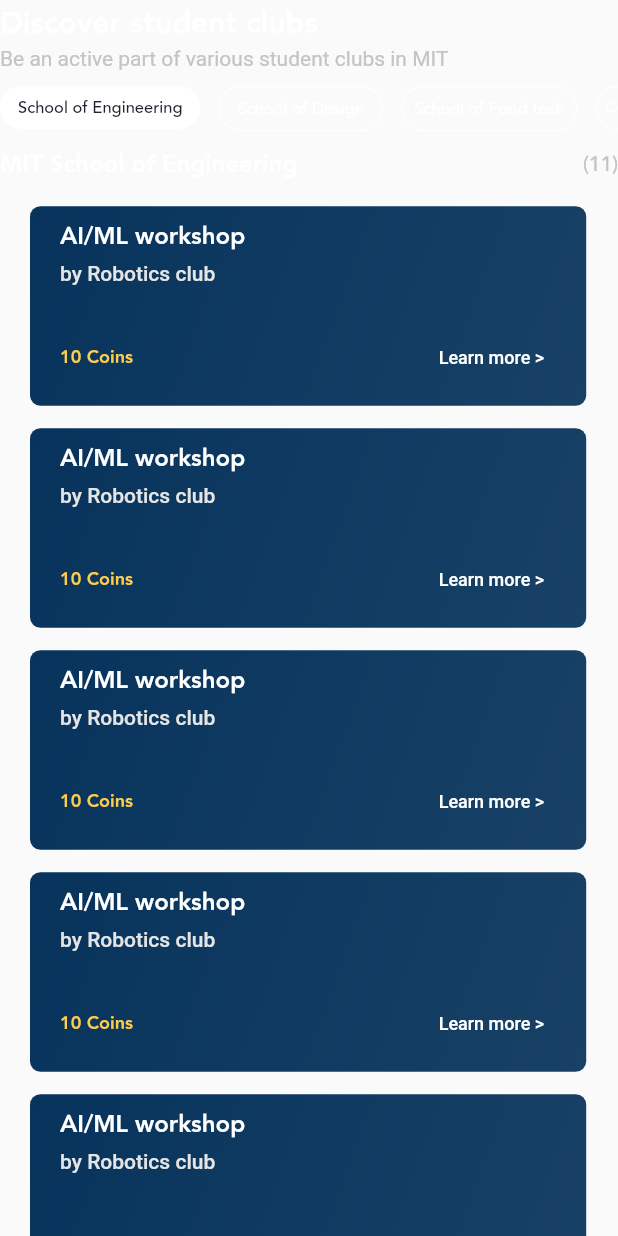
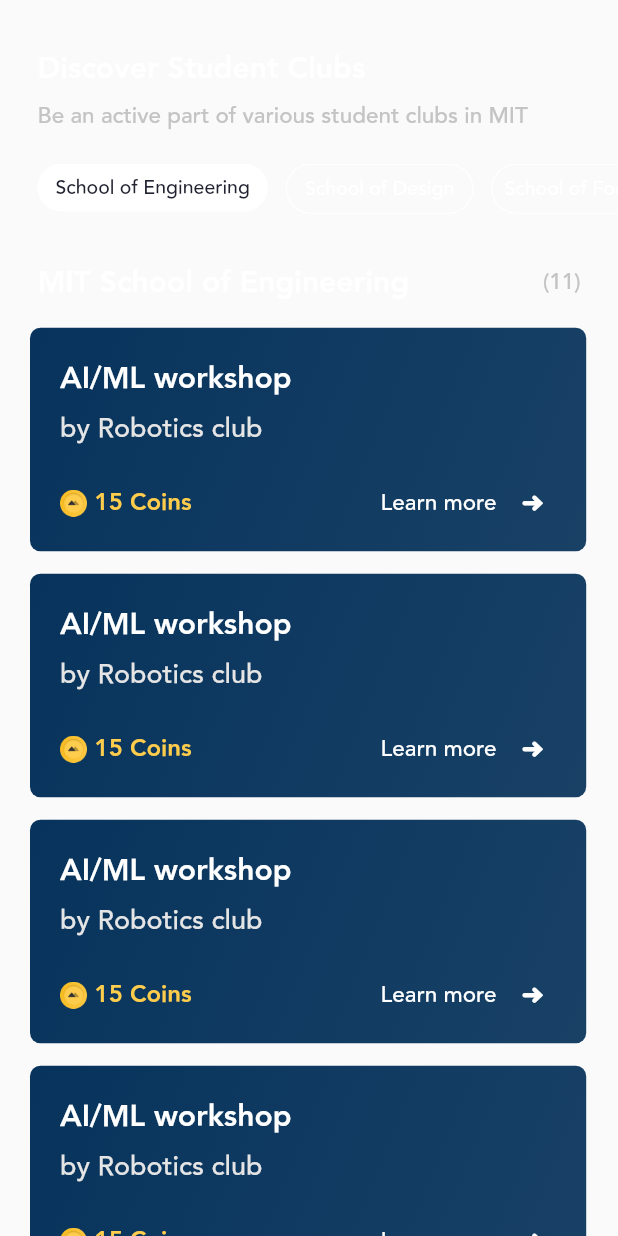
Before and after one commit to AayushK11/MIT-Coin, a Flutter app: the ClubsTab widget shown alone on an empty page, opened directly, on a phone screen of 412 x 824 dp. Run offline on Flutter 3.47's test engine with Material 2 defaults, Android fonts, the phone set to English and light mode, and no system bars; our stand-ins replace page_transition; network calls fail.

Commit message:
Clubs Tab

```diff
--- a/Frontend/mit_coin_app/lib/Screens/clubs_tab.dart
+++ b/Frontend/mit_coin_app/lib/Screens/clubs_tab.dart
@@ -17,8 +17,13 @@
         child: Column(
           crossAxisAlignment: CrossAxisAlignment.start,
           children: [
-            Text(
-              "Discover student clubs",
+            Container(
+              padding: EdgeInsets.only(top: 10, bottom: 5),
+              width: MediaQuery.of(context).size.width,
+              child: Container(
+                padding: EdgeInsets.fromLTRB(25, 20, 10, 0),
+                child: Text(
+                  "Discover Student Clubs",
                   style: TextStyle(
                     color: Colors.white,
                     fontSize: 20,
@@ -26,20 +31,28 @@
                     fontWeight: FontWeight.w800,
                   ),
                 ),
-            SizedBox(
+              ),
+            ),
+            Container(
+              padding: EdgeInsets.only(bottom: 20),
+              width: MediaQuery.of(context).size.width,
+              child: SizedBox(
                 width: 305,
+                child: Container(
+                  padding: EdgeInsets.fromLTRB(25, 0, 10, 0),
                   child: Text(
                     "Be an active part of various student clubs in MIT",
                     style: TextStyle(
                       color: Color(0xffc4c4c4),
-                  fontSize: 14,
+                      fontFamily: "Avenir",
+                      fontSize: 15,
+                    ),
+                  ),
                 ),
               ),
             ),
             Container(
-              margin: EdgeInsets.symmetric(
-                vertical: 10,
-              ),
+              margin: EdgeInsets.only(bottom: 30),
               child: SingleChildScrollView(
                 child: Row(
                   mainAxisSize: MainAxisSize.min,
@@ -47,6 +60,7 @@
                   crossAxisAlignment: CrossAxisAlignment.start,
                   children: [
                     Container(
+                      margin: EdgeInsets.only(left: 25),
                       decoration: BoxDecoration(
                         borderRadius: BorderRadius.circular(47),
                         color: Colors.white,
@@ -64,7 +78,7 @@
                             "School of Engineering",
                             style: TextStyle(
                               color: Color(0xff212230),
-                              fontSize: 11,
+                              fontSize: 13,
                               fontFamily: "Avenir",
                               fontWeight: FontWeight.w500,
                             ),
@@ -94,7 +108,7 @@
                             "School of Design",
                             style: TextStyle(
                               color: Colors.white,
-                              fontSize: 11,
+                              fontSize: 13,
                               fontFamily: "Avenir",
                               fontWeight: FontWeight.w500,
                             ),
@@ -124,7 +138,7 @@
                             "School of Food tech",
                             style: TextStyle(
                               color: Colors.white,
-                              fontSize: 11,
+                              fontSize: 13,
                               fontFamily: "Avenir",
                               fontWeight: FontWeight.w500,
                             ),
@@ -151,7 +165,7 @@
                             "College of Fine Arts",
                             style: TextStyle(
                               color: Colors.white,
-                              fontSize: 10,
+                              fontSize: 13,
                               fontFamily: "Avenir",
                               fontWeight: FontWeight.w500,
                             ),
@@ -159,6 +173,7 @@
                         ],
                       ),
                     ),
+                    SizedBox(width: 20),
                   ],
                 ),
                 scrollDirection: Axis.horizontal,
@@ -167,22 +182,28 @@
             Row(
               mainAxisAlignment: MainAxisAlignment.spaceBetween,
               children: [
-                Text(
+                Container(
+                  margin: EdgeInsets.only(left: 25),
+                  child: Text(
                     "MIT School of Engineering",
                     style: TextStyle(
                       color: Colors.white,
-                    fontSize: 16,
+                      fontSize: 20,
                       fontFamily: "Avenir",
                       fontWeight: FontWeight.w800,
                     ),
                   ),
-                Text(
+                ),
+                Container(
+                  margin: EdgeInsets.only(right: 25),
+                  child: Text(
                     "(11)",
                     style: TextStyle(
                       color: Color(0xffc4c4c4),
-                    fontSize: 14,
+                      fontSize: 15,
                       fontFamily: "Avenir",
                       fontWeight: FontWeight.w500,
+                    ),
                   ),
                 ),
               ],
@@ -240,13 +261,16 @@
               mainAxisAlignment: MainAxisAlignment.start,
               crossAxisAlignment: CrossAxisAlignment.start,
               children: [
-                Text(
+                Container(
+                  margin: EdgeInsets.only(top: 10),
+                  child: Text(
                     "AI/ML workshop",
                     style: TextStyle(
                       color: Colors.white,
-                    fontSize: 16,
+                      fontSize: 20,
                       fontFamily: "Avenir",
                       fontWeight: FontWeight.w800,
+                    ),
                   ),
                 ),
                 SizedBox(height: 4),
@@ -254,31 +278,61 @@
                   "by Robotics club",
                   style: TextStyle(
                     color: Color(0xffe5e5e5),
-                    fontSize: 14,
+                    fontSize: 18,
+                    fontFamily: "Avenir",
                   ),
                 ),
               ],
             ),
-            SizedBox(height: 24),
+            SizedBox(height: 12),
             Row(
               mainAxisAlignment: MainAxisAlignment.spaceBetween,
               children: [
-                Text(
-                  "10 Coins",
+                Container(
+                  child: (Row(
+                    mainAxisSize: MainAxisSize.max,
+                    mainAxisAlignment: MainAxisAlignment.spaceBetween,
+                    crossAxisAlignment: CrossAxisAlignment.center,
+                    children: [
+                      Container(
+                        width: 18,
+                        height: 18,
+                        child: Column(
+                          mainAxisSize: MainAxisSize.min,
+                          mainAxisAlignment: MainAxisAlignment.center,
+                          crossAxisAlignment: CrossAxisAlignment.center,
+                          children: [
+                            Image.asset(
+                              'assets/images/LogoFlat.png',
+                              fit: BoxFit.contain,
+                            ),
+                          ],
+                        ),
+                      ),
+                      SizedBox(width: 5),
+                      Container(
+                        alignment: Alignment.centerLeft,
+                        child: Text(
+                          "15 Coins",
                           style: TextStyle(
                             color: Color(0xffffcd4c),
-                    fontSize: 12,
+                            fontSize: 16,
                             fontFamily: "Avenir",
                             fontWeight: FontWeight.w800,
                           ),
                         ),
+                      ),
+                    ],
+                  )),
+                ),
                 TextButton(
                     onPressed: null,
                     child: Text(
-                      "Learn more >",
+                      "Learn more    ➜",
                       style: TextStyle(
                         color: Colors.white,
-                        fontSize: 12,
+                        fontFamily: "Avenir",
+                        fontSize: 15,
                       ),
                     ))
               ],
--- a/Frontend/mit_coin_app/lib/Screens/splash_screen.dart
+++ b/Frontend/mit_coin_app/lib/Screens/splash_screen.dart
@@ -16,7 +16,7 @@
   @override
   void initState() {
     super.initState();
-    // startTimer();
+    startTimer();
     makePostRequest();
     // makeGetRequest();
   }
```
Also changed, not shown: Frontend/mit_coin_app/pubspec.lock, 1 other file. Lines whose indentation alone changed are shown as unchanged.
